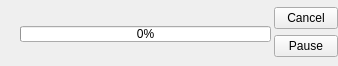
Before: the Qt Designer form wengophone/src/presentation/qt/filetransfer/FileTransferItem.ui in tkrotoff/WengoPhone, drawn with Qt 5.
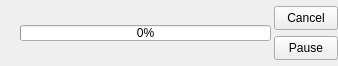
After: the same form once the commit is applied. Icons and pictures are not drawn.

Diff of the .ui file:
```diff
--- a/wengophone/src/presentation/qt/filetransfer/FileTransferItem.ui
+++ b/wengophone/src/presentation/qt/filetransfer/FileTransferItem.ui
@@ -59,7 +59,7 @@
        <property name="maximumSize" >
         <size>
          <width>64</width>
-         <height>16777215</height>
+         <height>24</height>
         </size>
        </property>
        <property name="text" >
@@ -72,7 +72,7 @@
        <property name="maximumSize" >
         <size>
          <width>64</width>
-         <height>16777215</height>
+         <height>24</height>
         </size>
        </property>
        <property name="text" >
```
